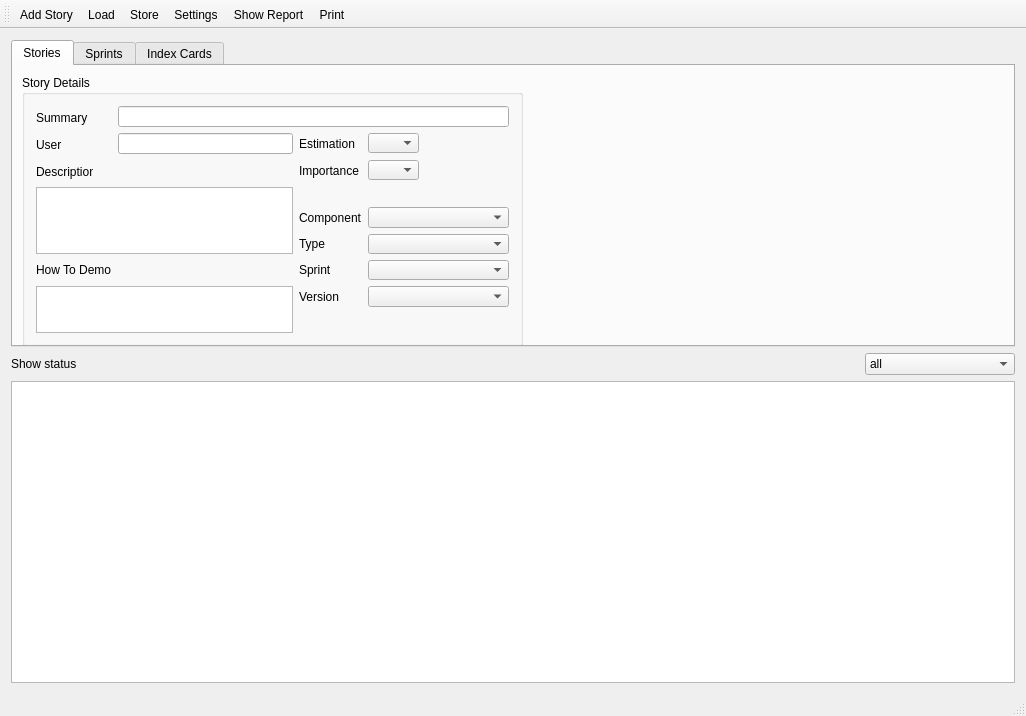
This is mainwindow.ui in jmreyen/starfish as Qt 5 draws it before an edit. The edited form follows.
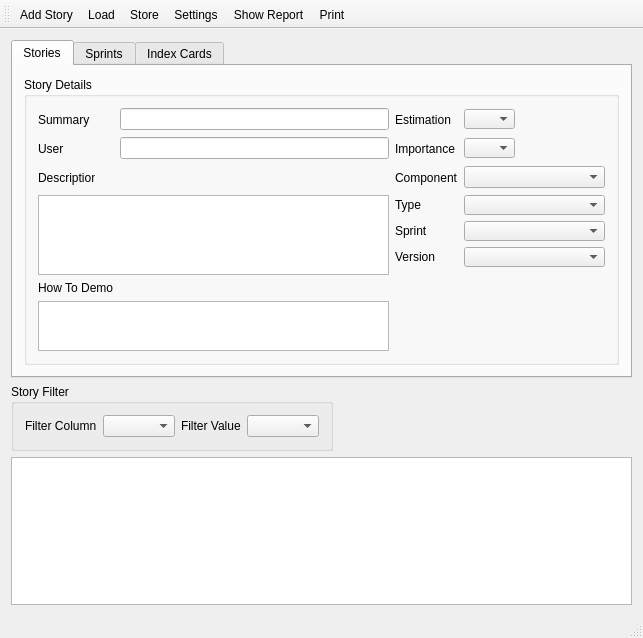
This is the edited form. The open tabs and pages were chosen to show the change. Icons and pictures are not drawn.

```diff
--- a/mainwindow.ui
+++ b/mainwindow.ui
@@ -6,8 +6,8 @@
    <rect>
     <x>0</x>
     <y>0</y>
-    <width>1026</width>
-    <height>716</height>
+    <width>643</width>
+    <height>638</height>
    </rect>
   </property>
   <property name="sizePolicy">
@@ -24,7 +24,7 @@
     <normaloff>B019500.JPG</normaloff>B019500.JPG</iconset>
   </property>
   <widget class="QWidget" name="centralWidget">
-   <layout class="QGridLayout" name="gridLayout_2">
+   <layout class="QGridLayout" name="gridLayout_4">
     <item row="0" column="0" colspan="2">
      <widget class="QTabWidget" name="tabWidget">
       <property name="currentIndex">
@@ -34,15 +34,9 @@
        <attribute name="title">
         <string>Stories</string>
        </attribute>
+       <layout class="QGridLayout" name="gridLayout_7">
+        <item row="0" column="0">
        <widget class="QGroupBox" name="groupBox_2">
-        <property name="geometry">
-         <rect>
-          <x>9</x>
-          <y>9</y>
-          <width>501</width>
-          <height>271</height>
-         </rect>
-        </property>
         <property name="title">
          <string>Story Details</string>
         </property>
@@ -66,7 +60,7 @@
            </property>
           </widget>
          </item>
-         <item row="0" column="1" colspan="3">
+           <item row="0" column="1">
           <widget class="QLineEdit" name="summaryEdit"/>
          </item>
          <item row="1" column="0">
@@ -91,14 +85,73 @@
          <item row="1" column="1">
           <widget class="QLineEdit" name="reporterEdit"/>
          </item>
-         <item row="1" column="2">
+           <item row="2" column="0">
+            <widget class="QLabel" name="label_7">
+             <property name="minimumSize">
+              <size>
+               <width>57</width>
+               <height>23</height>
+              </size>
+             </property>
+             <property name="maximumSize">
+              <size>
+               <width>57</width>
+               <height>23</height>
+              </size>
+             </property>
+             <property name="text">
+              <string>Description</string>
+             </property>
+            </widget>
+           </item>
+           <item row="3" column="0" rowspan="4" colspan="2">
+            <widget class="QTextEdit" name="descriptionEdit">
+             <property name="maximumSize">
+              <size>
+               <width>16777215</width>
+               <height>120</height>
+              </size>
+             </property>
+            </widget>
+           </item>
+           <item row="6" column="3" rowspan="2">
+            <spacer name="verticalSpacer">
+             <property name="orientation">
+              <enum>Qt::Vertical</enum>
+             </property>
+             <property name="sizeHint" stdset="0">
+              <size>
+               <width>138</width>
+               <height>24</height>
+              </size>
+             </property>
+            </spacer>
+           </item>
+           <item row="7" column="0">
+            <widget class="QLabel" name="label_24">
+             <property name="text">
+              <string>How To Demo</string>
+             </property>
+            </widget>
+           </item>
+           <item row="8" column="0" colspan="2">
+            <widget class="QTextEdit" name="textEdit">
+             <property name="maximumSize">
+              <size>
+               <width>16777215</width>
+               <height>50</height>
+              </size>
+             </property>
+            </widget>
+           </item>
+           <item row="0" column="2">
           <widget class="QLabel" name="label_14">
            <property name="text">
             <string>Estimation</string>
            </property>
           </widget>
          </item>
-         <item row="1" column="3">
+           <item row="0" column="3">
           <widget class="QComboBox" name="estComboBox">
            <property name="maximumSize">
             <size>
@@ -108,14 +161,14 @@
            </property>
           </widget>
          </item>
-         <item row="3" column="2">
+           <item row="1" column="2">
           <widget class="QLabel" name="label_10">
            <property name="text">
             <string>Importance</string>
            </property>
           </widget>
          </item>
-         <item row="3" column="3">
+           <item row="1" column="3">
           <widget class="QComboBox" name="impComboBox">
            <property name="maximumSize">
             <size>
@@ -125,7 +178,34 @@
            </property>
           </widget>
          </item>
-         <item row="6" column="2">
+           <item row="2" column="2">
+            <widget class="QLabel" name="label_12">
+             <property name="text">
+              <string>Component</string>
+             </property>
+            </widget>
+           </item>
+           <item row="2" column="3">
+            <widget class="QComboBox" name="comComboBox">
+             <property name="minimumSize">
+              <size>
+               <width>141</width>
+               <height>20</height>
+              </size>
+             </property>
+            </widget>
+           </item>
+           <item row="3" column="3">
+            <widget class="QComboBox" name="typComboBox">
+             <property name="minimumSize">
+              <size>
+               <width>141</width>
+               <height>20</height>
+              </size>
+             </property>
+            </widget>
+           </item>
+           <item row="3" column="2">
           <widget class="QLabel" name="label_6">
            <property name="minimumSize">
             <size>
@@ -138,24 +218,14 @@
            </property>
           </widget>
          </item>
-         <item row="6" column="3">
-          <widget class="QComboBox" name="typComboBox">
-           <property name="minimumSize">
-            <size>
-             <width>141</width>
-             <height>20</height>
-            </size>
-           </property>
-          </widget>
-         </item>
-         <item row="7" column="2">
+           <item row="4" column="2">
           <widget class="QLabel" name="label_11">
            <property name="text">
             <string>Sprint</string>
            </property>
           </widget>
          </item>
-         <item row="7" column="3">
+           <item row="4" column="3">
           <widget class="QComboBox" name="sprComboBox">
            <property name="minimumSize">
             <size>
@@ -165,64 +235,15 @@
            </property>
           </widget>
          </item>
-         <item row="12" column="3">
-          <spacer name="verticalSpacer">
-           <property name="orientation">
-            <enum>Qt::Vertical</enum>
-           </property>
-           <property name="sizeHint" stdset="0">
-            <size>
-             <width>138</width>
-             <height>24</height>
-            </size>
-           </property>
-          </spacer>
-         </item>
-         <item row="8" column="3">
-          <widget class="QComboBox" name="verComboBox">
-           <property name="minimumSize">
-            <size>
-             <width>141</width>
-             <height>20</height>
-            </size>
-           </property>
-          </widget>
-         </item>
-         <item row="8" column="2">
+           <item row="5" column="2">
           <widget class="QLabel" name="label_13">
            <property name="text">
             <string>Version</string>
            </property>
           </widget>
          </item>
-         <item row="3" column="0">
-          <widget class="QLabel" name="label_7">
-           <property name="minimumSize">
-            <size>
-             <width>57</width>
-             <height>23</height>
-            </size>
-           </property>
-           <property name="maximumSize">
-            <size>
-             <width>57</width>
-             <height>23</height>
-            </size>
-           </property>
-           <property name="text">
-            <string>Description</string>
-           </property>
-          </widget>
-         </item>
-         <item row="5" column="2">
-          <widget class="QLabel" name="label_12">
-           <property name="text">
-            <string>Component</string>
-           </property>
-          </widget>
-         </item>
          <item row="5" column="3">
-          <widget class="QComboBox" name="comComboBox">
+            <widget class="QComboBox" name="verComboBox">
            <property name="minimumSize">
             <size>
              <width>141</width>
@@ -231,28 +252,10 @@
            </property>
           </widget>
          </item>
-         <item row="4" column="0" rowspan="3" colspan="2">
-          <widget class="QTextEdit" name="descriptionEdit">
-           <property name="maximumSize">
-            <size>
-             <width>16777215</width>
-             <height>80</height>
-            </size>
-           </property>
-          </widget>
-         </item>
-         <item row="7" column="0">
-          <widget class="QLabel" name="label_24">
-           <property name="text">
-            <string>How To Demo</string>
-           </property>
-          </widget>
-         </item>
-         <item row="8" column="0" rowspan="2" colspan="2">
-          <widget class="QTextEdit" name="textEdit"/>
-         </item>
-        </layout>
-       </widget>
+          </layout>
+         </widget>
+        </item>
+       </layout>
       </widget>
       <widget class="QWidget" name="tab_2">
        <attribute name="title">
@@ -641,32 +644,46 @@
      </widget>
     </item>
     <item row="1" column="0">
+     <widget class="QGroupBox" name="showStatusGroupBox">
+      <property name="title">
+       <string>Story Filter</string>
+      </property>
+      <layout class="QGridLayout" name="gridLayout_2">
+       <item row="0" column="1">
+        <widget class="QComboBox" name="filterColumnComboBox"/>
+       </item>
+       <item row="0" column="0">
      <widget class="QLabel" name="label">
       <property name="text">
-       <string>Show status</string>
-      </property>
+          <string>Filter Column</string>
+         </property>
+        </widget>
+       </item>
+       <item row="0" column="2">
+        <widget class="QLabel" name="label_15">
+         <property name="text">
+          <string>Filter Value</string>
+         </property>
+        </widget>
+       </item>
+       <item row="0" column="3">
+        <widget class="QComboBox" name="filterValueComboBox"/>
+       </item>
+      </layout>
      </widget>
     </item>
     <item row="1" column="1">
-     <widget class="QComboBox" name="filterByStatusComboBox">
-      <property name="sizePolicy">
-       <sizepolicy hsizetype="Fixed" vsizetype="Fixed">
-        <horstretch>0</horstretch>
-        <verstretch>0</verstretch>
-       </sizepolicy>
+     <spacer name="horizontalSpacer">
+      <property name="orientation">
+       <enum>Qt::Horizontal</enum>
       </property>
-      <property name="minimumSize">
+      <property name="sizeHint" stdset="0">
        <size>
-        <width>150</width>
-        <height>0</height>
+        <width>133</width>
+        <height>20</height>
        </size>
       </property>
-      <item>
-       <property name="text">
-        <string>all</string>
-       </property>
-      </item>
-     </widget>
+     </spacer>
     </item>
     <item row="2" column="0" colspan="2">
      <widget class="QTreeView" name="storyTreeView">
```
Left out of the diff: 23 changed lines with no effect on the pictures. Lines whose indentation alone changed are shown as unchanged.
